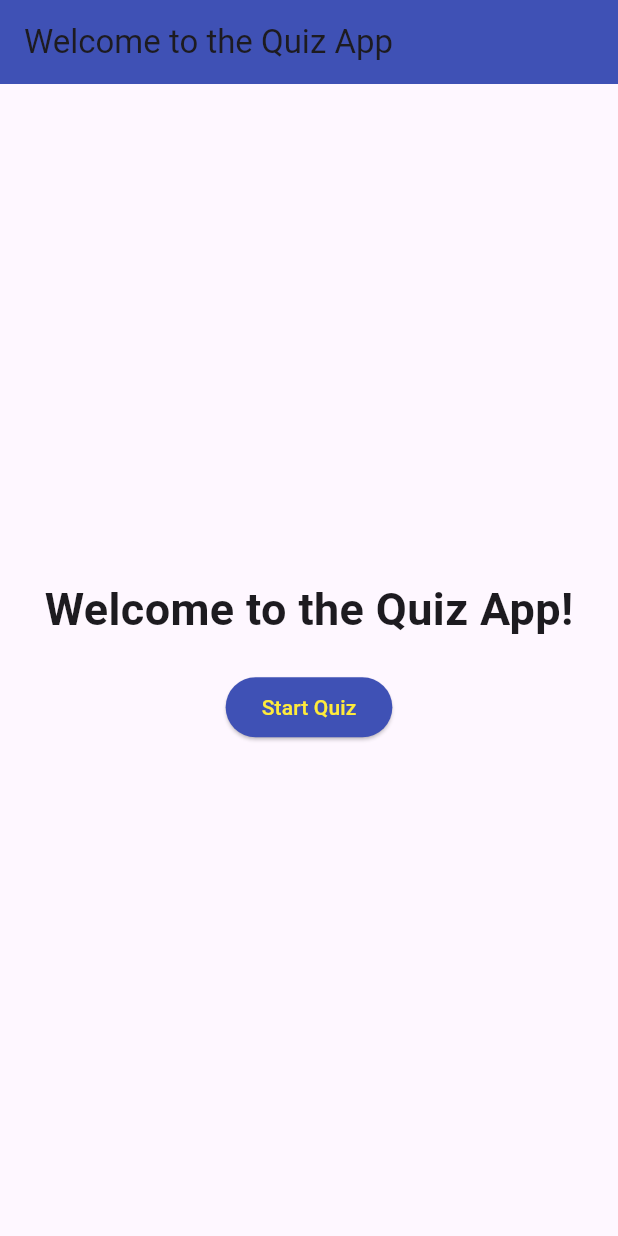
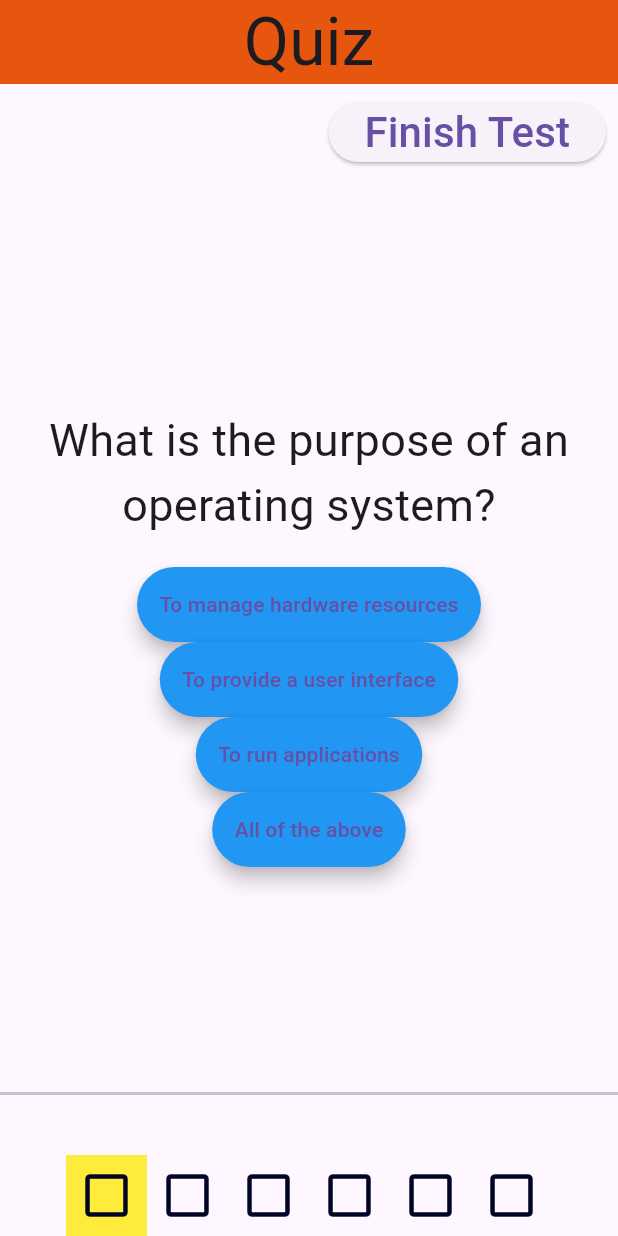
Before and after one commit to kcl17/flutter-app, a Flutter app: the screen it shows after launch, on a phone screen of 412 x 824 dp. Run offline on Flutter 3.47's test engine with Material 3 defaults, Android fonts, the phone set to English and light mode, and no system bars.

Commit message:
Update main.dart

```diff
--- a/lib/main.dart
+++ b/lib/main.dart
@@ -1,299 +1,303 @@
 import 'package:flutter/material.dart';
+
+class QuestionMCQ {
+  String ques;
+  List<String> options;
+  int answerIndex;
+  int? userAnswerIndex;
+
+  QuestionMCQ({
+    required this.ques,
+    required this.options,
+    required this.answerIndex,
+  });
+
+  void selectOption(int index) {
+    userAnswerIndex = index;
+  }
+}
+
+class TestMCQ {
+  int index = 0;
+  bool finished = false;
+  List<QuestionMCQ> quesList = [];
+
+  TestMCQ() {
+    quesList = [
+      QuestionMCQ(
+        ques: 'What is the purpose of an operating system?',
+        options: [
+          'To manage hardware resources',
+          'To provide a user interface',
+          'To run applications',
+          'All of the above',
+        ],
+        answerIndex: 3,
+      ),
+      QuestionMCQ(
+        ques: 'What is the role of the scheduler in an operating system?',
+        options: [
+          'To allocate resources to processes',
+          'To manage file systems',
+          'To handle user input',
+          'To control the flow of data in a network',
+        ],
+        answerIndex: 0,
+      ),
+      QuestionMCQ(
+        ques: 'Which memory management technique is used by modern operating systems?',
+        options: [
+          'Paging',
+          'Segmentation',
+          'Swapping',
+          'All of the above',
+        ],
+        answerIndex: 3,
+      ),
+      QuestionMCQ(
+        ques: 'What is a shell in the context of operating systems?',
+        options: [
+          'A protective layer for the kernel',
+          'A user interface to access the kernel services',
+          'A part of the CPU',
+          'A type of file system',
+        ],
+        answerIndex: 1,
+      ),
+      QuestionMCQ(
+        ques: 'Which scheduling algorithm is commonly used for time-sharing systems?',
+        options: [
+          'First-Come-First-Serve (FCFS)',
+          'Shortest Job Next (SJN)',
+          'Round Robin',
+          'Priority Scheduling',
+        ],
+        answerIndex: 2,
+      ),
+      QuestionMCQ(
+        ques: 'What is a deadlock in the context of operating systems?',
+        options: [
+          'A situation where a process never completes its execution',
+          'A condition where two or more processes cannot proceed because each is waiting for the other',
+          'A system crash caused by a software bug',
+          'A security vulnerability in the operating system',
+        ],
+        answerIndex: 1,
+      ),
+    ];
+  }
+
+  int getScore() {
+    int score = 0;
+    for (QuestionMCQ q in quesList) {
+      if (q.userAnswerIndex != null && q.userAnswerIndex == q.answerIndex) {
+        score++;
+      }
+    }
+    return score;
+  }
+}
 
 void main() {
   runApp(MyApp());
 }
 
 class MyApp extends StatelessWidget {
+  const MyApp({Key? key}) : super(key: key);
+
   @override
   Widget build(BuildContext context) {
     return MaterialApp(
       title: 'Quiz App',
-      theme: ThemeData(
-        primarySwatch: Colors.indigo, // Change the primary color
-      ),
-      home: WelcomeScreen(),
-      debugShowCheckedModeBanner: false,
+      home: QuizAppMCQ(),
     );
   }
 }
 
-class WelcomeScreen extends StatelessWidget {
+class QuizAppMCQ extends StatefulWidget {
+  const QuizAppMCQ({Key? key}) : super(key: key);
+
   @override
-  Widget build(BuildContext context) {
-    return Scaffold(
-      appBar: AppBar(
-        title: Text('Welcome to the Quiz App'),
-        backgroundColor: Colors.indigo, // Change the app bar color
+  _QuizAppMCQState createState() => _QuizAppMCQState();
+}
+
+class _QuizAppMCQState extends State<QuizAppMCQ> {
+  TestMCQ _test = TestMCQ();
+
+  Widget _quizStatus() {
+    return SingleChildScrollView(
+      scrollDirection: Axis.horizontal,
+      child: Row(
+        children: Iterable<int>.generate(_test.quesList.length).toList().map((idx) {
+          if (_test.quesList[idx].userAnswerIndex == null)
+            return Container(
+              color: _test.index == idx ? Colors.yellow : null,
+              child: IconButton(
+                icon: Icon(Icons.check_box_outline_blank, color: Color.fromARGB(255, 1, 5, 37), size: 38.0),
+                onPressed: () => setState(() => _test.index = idx),
               ),
-      body: Center(
+            );
+          else
+            return (_test.quesList[idx].userAnswerIndex == _test.quesList[idx].answerIndex)
+                ? Container(
+                    color: _test.index == idx ? Colors.yellow : null,
+                    child: IconButton(
+                      icon: Icon(
+                        Icons.done_rounded,
+                        color: Colors.green,
+                        size: 38.0,
+                      ),
+                      onPressed: () => setState(() => _test.index = idx),
+                    ),
+                  )
+                : Container(
+                    color: _test.index == idx ? Colors.yellow : null,
+                    child: IconButton(
+                      icon: Icon(
+                        Icons.clear_rounded,
+                        color: Color(0xFFE83651),
+                        size: 38.0,
+                      ),
+                      onPressed: () => setState(() => _test.index = idx),
+                    ),
+                  );
+        }).toList(),
+      ),
+    );
+  }
+
+  Widget _quizComplete() {
+    return Column(
+      mainAxisAlignment: MainAxisAlignment.end,
+      crossAxisAlignment: CrossAxisAlignment.center,
+      children: <Widget>[
+        Material(
+          color: Color.fromARGB(255, 152, 149, 171),
+          elevation: 50,
+          child: Container(
+            height: 200,
+            width: 350,
+            child: Column(
+              mainAxisAlignment: MainAxisAlignment.spaceEvenly,
+              children: <Widget>[
+                const Text(
+                  'You have successfully completed the quiz!',
+                  textScaleFactor: 2.0,
+                  textAlign: TextAlign.center,
+                  style: TextStyle(fontStyle: FontStyle.italic),
+                ),
+                Text(
+                  'Score = ${_test.getScore()}/${_test.quesList.length}',
+                  textScaleFactor: 2.0,
+                  style: TextStyle(fontWeight: FontWeight.bold),
+                ),
+                Row(
+                  mainAxisAlignment: MainAxisAlignment.spaceEvenly,
+                  children: <Widget>[
+                    ElevatedButton(
+                      onPressed: () => setState(() => _test = TestMCQ()),
+                      child: const Text(
+                        'Restart',
+                        textScaleFactor: 1.5,
+                      ),
+                    ),
+                    ElevatedButton(
+                      onPressed: () => setState(() => _test.finished = false),
+                      child: const Text(
+                        'Continue',
+                        textScaleFactor: 1.5,
+                      ),
+                    ),
+                  ],
+                ),
+              ],
+            ),
+          ),
+        ),
+        SizedBox(
+          height: 200,
+        ),
+        _quizStatus(),
+      ],
+    );
+  }
+
+  Widget _getQuestionPage() {
+    return Column(
+      mainAxisAlignment: MainAxisAlignment.end,
+      crossAxisAlignment: CrossAxisAlignment.center,
+      children: <Widget>[
+        Padding(
+          padding: const EdgeInsets.all(8.0),
+          child: Align(
+            alignment: Alignment.topRight,
+            child: ElevatedButton(
+              child: const Text(
+                'Finish Test',
+                textScaleFactor: 2,
+              ),
+              onPressed: () => setState(() => _test.finished = true),
+            ),
+          ),
+        ),
+        Expanded(
+          child: Container(
             child: Column(
               mainAxisAlignment: MainAxisAlignment.center,
               children: [
                 Text(
-              'Welcome to the Quiz App!',
-              style: TextStyle(
-                fontSize: 30,
-                fontWeight: FontWeight.bold,
+                  _test.quesList[_test.index].ques,
+                  style: TextStyle(fontSize: 30.0),
+                  textAlign: TextAlign.center,
                 ),
-            ),
-            SizedBox(height: 20),
+                SizedBox(height: 20.0),
+                for (int i = 0; i < _test.quesList[_test.index].options.length; i++)
                   ElevatedButton(
                     onPressed: () {
-                Navigator.push(
-                  context,
-                  MaterialPageRoute(builder: (context) => QuizScreen()),
-                );
+                      setState(() {
+                        _test.quesList[_test.index].selectOption(i);
+                        if (_test.index < _test.quesList.length - 1) {
+                          _test.index++;
+                        }
+                      });
                     },
-              style: ElevatedButton.styleFrom(
-                primary: Colors.indigo, // Change the button color
+                    child: Text(_test.quesList[_test.index].options[i]),
+                    style: ButtonStyle(
+                      backgroundColor: MaterialStateProperty.all<Color>(Colors.blue),
+                      elevation: MaterialStateProperty.all<double>(5.0),
+                      padding: MaterialStateProperty.all<EdgeInsetsGeometry>(EdgeInsets.all(15.0)),
                     ),
-              child: Text('Start Quiz', style: TextStyle(color: Colors.yellow)),
                   ),
               ],
             ),
+            padding: EdgeInsets.all(10.0),
+            alignment: Alignment.center,
           ),
+        ),
+        Divider(
+          height: 0.0,
+          thickness: 2.0,
+        ),
+        SizedBox(
+          height: 40.0,
+        ),
+        _quizStatus(),
+      ],
     );
-  }
-}
-
-class QuizScreen extends StatefulWidget {
-  @override
-  _QuizScreenState createState() => _QuizScreenState();
-}
-
-class _QuizScreenState extends State<QuizScreen> {
-  int _currentIndex = 0;
-  int _score = 0;
-  bool _submitted = false;
-
-  List<Map<String, dynamic>> questions = [
-    {
-      'question': 'What is UPF?',
-      'options': ['User plane function', 'Unified protocol function', 'user protocol function', 'unified plane function'],
-      'correctIndex': 0,
-    },
-    {
-      'question': 'Which programming language is Flutter based on?',
-      'options': ['Dart', 'Java', 'Python', 'C++'],
-      'correctIndex': 0,
-    },
-    {
-      'question': 'Who won the FIFA World Cup in 2018?',
-      'options': ['Brazil', 'Germany', 'France', 'Argentina'],
-      'correctIndex': 2,
-    },
-    {
-      'question': 'Which country has won the most FIFA World Cup titles?',
-      'options': ['Brazil', 'Germany', 'Italy', 'Argentina'],
-      'correctIndex': 0,
-    },
-    {
-      'question': 'In which year did Lionel Messi win his first Ballon d\'Or?',
-      'options': ['2008', '2010', '2012', '2015'],
-      'correctIndex': 2,
-    },
-    {
-      'question': 'Which club has the most UEFA Champions League titles?',
-      'options': ['Real Madrid', 'Barcelona', 'Bayern Munich', 'AC Milan'],
-      'correctIndex': 0,
-    },
-    {
-      'question': 'Who is the all-time top scorer in the English Premier League?',
-      'options': ['Wayne Rooney', 'Alan Shearer', 'Thierry Henry', 'Frank Lampard'],
-      'correctIndex': 1,
-    },
-    {
-      'question': 'Which country hosted the first FIFA World Cup in 1930?',
-      'options': ['Brazil', 'Italy', 'Uruguay', 'Germany'],
-      'correctIndex': 2,
-    },
-  ];
-
-  void _checkAnswer(int selectedIndex) {
-    if (_currentIndex <= questions.length - 1 && !_submitted) {
-      if (selectedIndex == questions[_currentIndex]['correctIndex']) {
-        setState(() {
-          _score++;
-        });
-      }
-    }
-  }
-
-  void _nextQuestion() {
-    setState(() {
-      if (_currentIndex < questions.length - 1 && !_submitted) {
-        _currentIndex++;
-      } else if (_currentIndex == questions.length - 1) {
-        _submitted = true;
-        _submitQuiz();
-      }
-    });
-  }
-
-  void _previousQuestion() {
-    setState(() {
-      if (_currentIndex > 0 && !_submitted) {
-        _currentIndex--;
-      }
-    });
-  }
-
-  void _submitQuiz() {
-    setState(() {
-      _submitted = true;
-    });
-
-    showDialog(
-      context: context,
-      builder: (context) => AlertDialog(
-        title: Text('Quiz Results'),
-        content: Text('Your Score: $_score / ${questions.length}'),
-        actions: [
-          TextButton(
-            onPressed: () {
-              _restartQuiz();
-              Navigator.pop(context);
-            },
-            child: Text('Restart Quiz', style: TextStyle(color: Colors.indigo)),
-          ),
-        ],
-      ),
-    );
-  }
-
-  void _restartQuiz() {
-    setState(() {
-      _currentIndex = 0;
-      _score = 0;
-      _submitted = false;
-    });
   }
 
   @override
   Widget build(BuildContext context) {
     return Scaffold(
       appBar: AppBar(
-        title: Text('Quiz App'),
-        backgroundColor: Colors.indigo,
+        centerTitle: true,
+        title: const Text(
+          'Quiz',
+          textScaleFactor: 2,
         ),
-      body: Padding(
-        padding: const EdgeInsets.all(16.0),
-        child: Column(
-          crossAxisAlignment: CrossAxisAlignment.stretch,
-          children: [
-            Text(
-              'Question ${_currentIndex + 1}/${questions.length}',
-              textAlign: TextAlign.center,
-              style: TextStyle(
-                fontSize: 20,
-                fontWeight: FontWeight.bold,
-                color: Colors.indigo,
+        backgroundColor: Color.fromARGB(255, 231, 86, 14),
       ),
-            ),
-            SizedBox(height: 16),
-            Card(
-              elevation: 3,
-              child: Padding(
-                padding: const EdgeInsets.all(16.0),
-                child: Column(
-                  children: [
-                    Text(
-                      questions[_currentIndex]['question'],
-                      style: TextStyle(fontSize: 18),
-                    ),
-                    SizedBox(height: 16),
-                    ...((questions[_currentIndex]['options'] as List<String>)
-                        .asMap()
-                        .entries
-                        .map(
-                          (entry) => Padding(
-                            padding: const EdgeInsets.symmetric(vertical: 8.0),
-                            child: ElevatedButton(
-                              onPressed: _submitted
-                                  ? null
-                                  : () {
-                                      _checkAnswer(entry.key);
-                                      _nextQuestion();
-                                    },
-                              style: ElevatedButton.styleFrom(
-                                primary: Colors.white,
-                                onPrimary: Colors.indigo,
-                                textStyle: TextStyle(fontSize: 16),
-                              ),
-                              child: Text(entry.value),
-                            ),
-                          ),
-                        )),
-                  ],
-                ),
-              ),
-            ),
-            SizedBox(height: 16),
-            Row(
-              mainAxisAlignment: MainAxisAlignment.center,
-              children: [
-                if (_currentIndex > 0)
-                  ElevatedButton(
-                    onPressed: () {
-                      _previousQuestion();
-                    },
-                    style: ElevatedButton.styleFrom(
-                      primary: Colors.indigo,
-                    ),
-                    child:
-                        Text('Previous', style: TextStyle(color: Colors.white)),
-                  ),
-                SizedBox(width: 16),
-                ElevatedButton(
-                  onPressed: _submitted
-                      ? null
-                      : () {
-                          _submitQuiz();
-                        },
-                  style: ElevatedButton.styleFrom(
-                    primary: Colors.indigo,
-                  ),
-                  child: Text('Submit', style: TextStyle(color: Colors.white)),
-                ),
-                SizedBox(width: 16),
-                ElevatedButton(
-                  onPressed: _submitted
-                      ? () {
-                          _restartQuiz();
-                        }
-                      : null,
-                  style: ElevatedButton.styleFrom(
-                    primary: Colors.indigo,
-                  ),
-                  child: Text('Restart', style: TextStyle(color: Colors.white)),
-                ),
-              ],
-            ),
-            SizedBox(height: 16),
-            if (_submitted)
-              Center(
-                child: Text(
-                  'Your Score: $_score / ${questions.length}',
-                  style: TextStyle(
-                    fontSize: 18,
-                    fontWeight: FontWeight.bold,
-                    color: Colors.indigo,
-                  ),
-                ),
-              ),
-          ],
-        ),
-      ),
-      floatingActionButton: FloatingActionButton(
-        onPressed: () {
-          if (!_submitted) {
-            _nextQuestion();
-          }
-        },
-        child: Icon(Icons.navigate_next),
-        backgroundColor: Colors.indigo,
-      ),
+      body: _test.finished ? _quizComplete() : _getQuestionPage(),
     );
   }
 }
```
Lines whose indentation alone changed are shown as unchanged.
